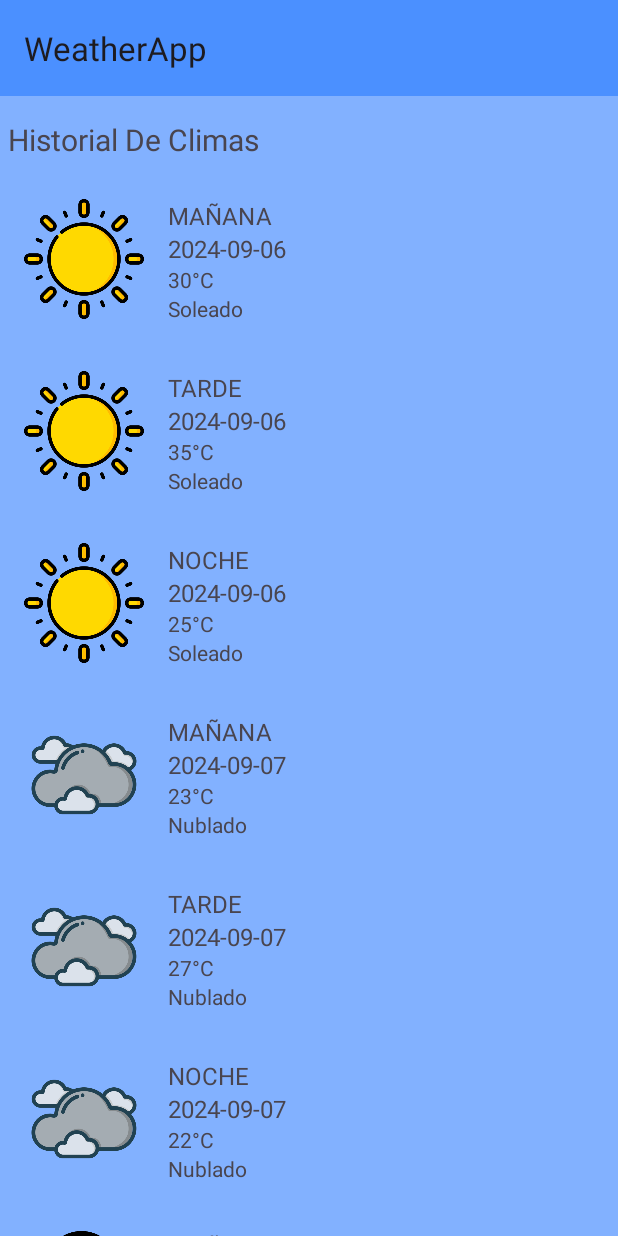
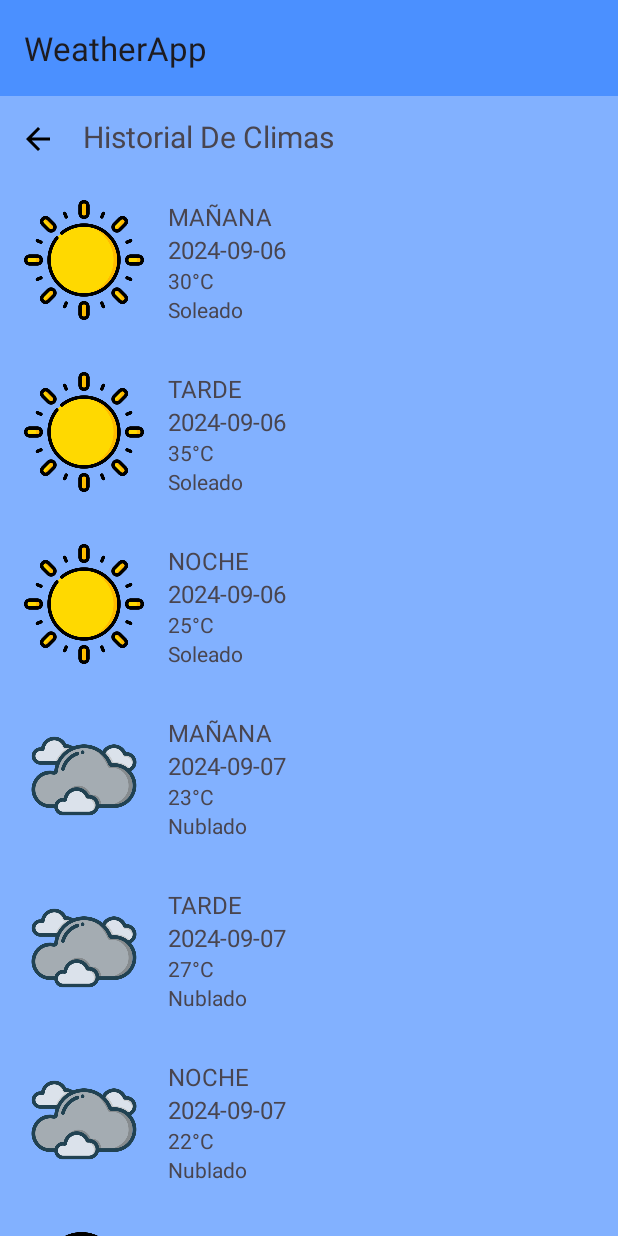
Before and after one commit to LucaLzt/Tp-SeminarioLenguajes, an Android app: the HistorialClima screen opened directly, with no data from a screen before it, on a phone screen of 412 x 824 dp. Run offline under Robolectric (Android 15) with nearby library versions, the phone set to English and light mode, and no system bars.

Commit message:
Cambio 08/09

```diff
--- a/app/src/main/java/com/example/tp_seminariodelenguajes/HistorialClima.kt
+++ b/app/src/main/java/com/example/tp_seminariodelenguajes/HistorialClima.kt
@@ -1,6 +1,7 @@
 package com.example.tp_seminariodelenguajes
 
 import android.os.Bundle
+import android.widget.ImageButton
 import androidx.activity.enableEdgeToEdge
 import androidx.appcompat.app.AppCompatActivity
 import androidx.appcompat.widget.Toolbar
@@ -14,6 +15,7 @@ class HistorialClima : AppCompatActivity() {
     lateinit var toolbar: Toolbar
     private lateinit var weatherRecyclerView: RecyclerView
     private lateinit var weatherAdapter: WeatherAdapter
+    lateinit var btnAtras: ImageButton
 
     override fun onCreate(savedInstanceState: Bundle?) {
         super.onCreate(savedInstanceState)
@@ -24,6 +26,8 @@ class HistorialClima : AppCompatActivity() {
             v.setPadding(systemBars.left, systemBars.top, systemBars.right, systemBars.bottom)
             insets
         }
+
+        btnAtras = findViewById(R.id.btnAtras)
 
         // Datos de prueba
         val weatherData = listOf(
@@ -67,5 +71,9 @@ class HistorialClima : AppCompatActivity() {
         setSupportActionBar(toolbar)
         supportActionBar!!.title = resources.getString(R.string.titulo)
 
+        btnAtras.setOnClickListener {
+            finish()
+        }
+
     }
 }
--- a/app/src/main/res/layout/activity_historial_clima.xml
+++ b/app/src/main/res/layout/activity_historial_clima.xml
@@ -14,14 +14,34 @@
         layout="@layout/primary_layout"
         />
 
-    <TextView
+    <LinearLayout
         android:layout_width="match_parent"
         android:layout_height="wrap_content"
-        android:text="Historial De Climas"
-        android:textSize="20sp"
-        android:layout_marginBottom="10dp"
-        android:layout_marginLeft="5dp"
-        />
+        android:orientation="horizontal"
+        android:layout_marginTop="-12dp"
+        >
+
+        <ImageButton
+            android:id="@+id/btnAtras"
+            android:layout_width="50dp"
+            android:layout_height="50dp"
+            android:layout_gravity="start"
+            android:background="?attr/selectableItemBackgroundBorderless"
+            android:scaleType="centerInside"
+            android:src="@drawable/flecha_atras"
+            />
+
+        <TextView
+            android:layout_width="wrap_content"
+            android:layout_height="wrap_content"
+            android:text="Historial De Climas"
+            android:textSize="20sp"
+            android:layout_marginBottom="10dp"
+            android:layout_marginLeft="5dp"
+            android:layout_marginTop="10dp"
+            />
+
+    </LinearLayout>
 
     <androidx.recyclerview.widget.RecyclerView xmlns:android="http://schemas.android.com/apk/res/android"
         xmlns:app="http://schemas.android.com/apk/res-auto"
```
Also changed, not shown: app/src/main/java/com/example/tp_seminariodelenguajes/RegistrarUsuario.kt (+21 -0 lines).
